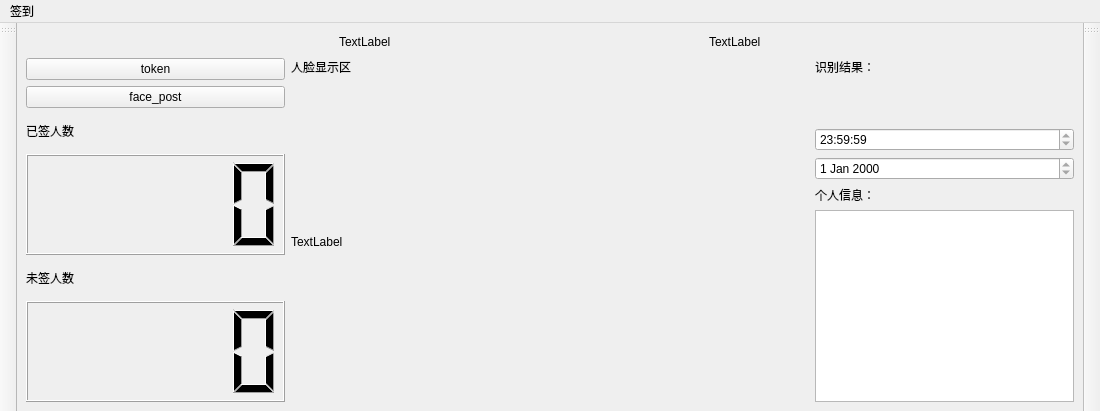
Above: code/Mainwindows.ui from HeJayce/Face_Recognition before the change. Below: the same form after it.
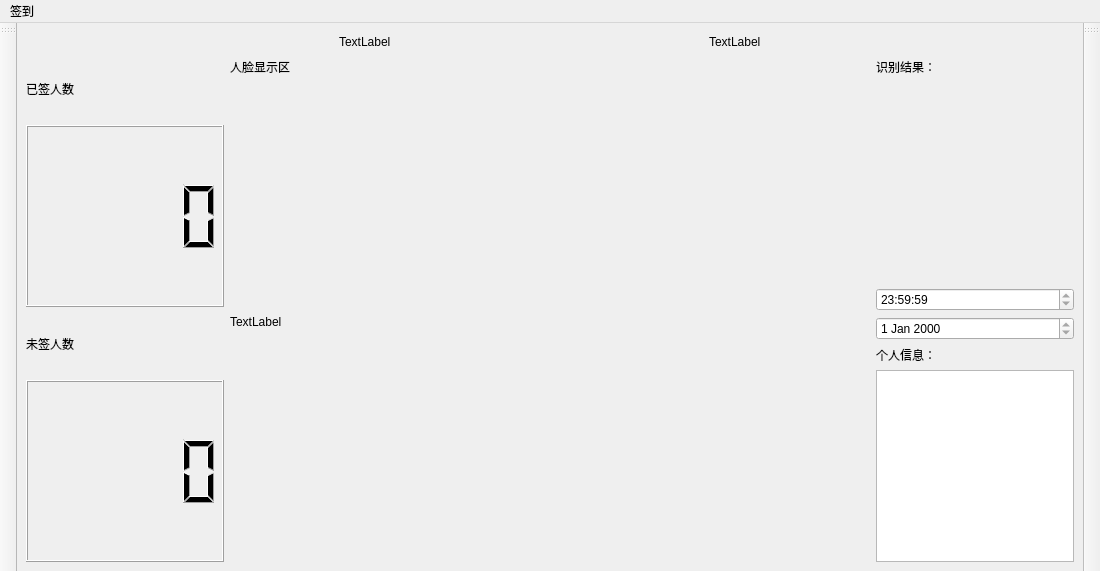
That is the form after the change.

```diff
--- a/code/Mainwindows.ui
+++ b/code/Mainwindows.ui
@@ -7,7 +7,7 @@
     <x>0</x>
     <y>0</y>
     <width>1090</width>
-    <height>411</height>
+    <height>571</height>
    </rect>
   </property>
   <property name="windowTitle">
@@ -81,21 +81,7 @@
     <item>
      <layout class="QHBoxLayout" name="horizontalLayout" stretch="1,2,1">
       <item>
-       <layout class="QVBoxLayout" name="verticalLayout" stretch="2,2,1,3,1,3">
-        <item>
-         <widget class="QPushButton" name="pushButton_2">
-          <property name="text">
-           <string>token</string>
-          </property>
-         </widget>
-        </item>
-        <item>
-         <widget class="QPushButton" name="pushButton">
-          <property name="text">
-           <string>face_post</string>
-          </property>
-         </widget>
-        </item>
+       <layout class="QVBoxLayout" name="verticalLayout" stretch="1,3,1,3">
         <item>
          <widget class="QLabel" name="label">
           <property name="text">
@@ -129,6 +115,12 @@
         </item>
         <item>
          <widget class="QLabel" name="label_11">
+          <property name="minimumSize">
+           <size>
+            <width>640</width>
+            <height>480</height>
+           </size>
+          </property>
           <property name="text">
            <string>TextLabel</string>
           </property>
```
